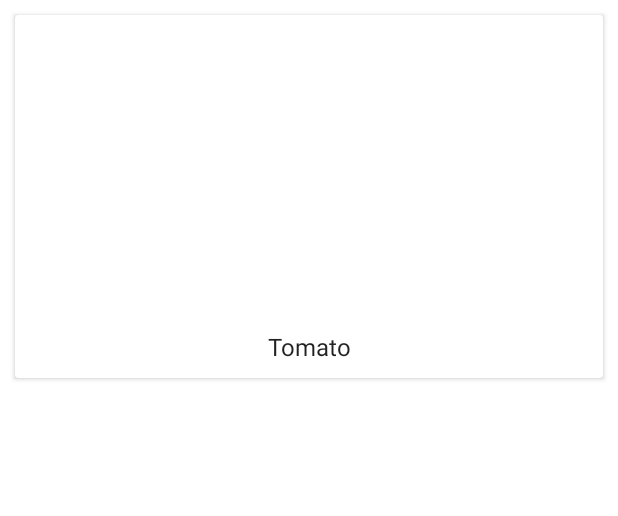
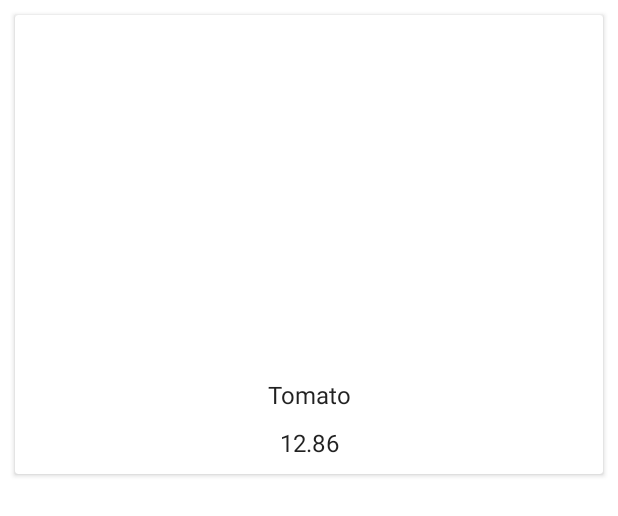
Before and after one commit to niharika2810/MovieTray, an Android app: the layout list_item_top_rated_movies.xml on its own in the app's theme, with its tools: preview values and no code run, on a phone screen of 412 x 824 dp. Shown: the top 516 px of the screen. Run offline under Robolectric (Android 15) with nearby library versions, the phone set to English and light mode, and no system bars.

```diff
--- a/app/build.gradle
+++ b/app/build.gradle
@@ -33,11 +33,6 @@ android {
         }
     }
 
-    // for hiding the API key credits to: https://stackoverflow.com/a/34021467/8899344
-    buildTypes.each {
-        it.buildConfigField 'String', 'API_KEY', api_key
-    }
-
     compileOptions {
         sourceCompatibility JavaVersion.VERSION_1_8
         targetCompatibility JavaVersion.VERSION_1_8
--- a/app/src/main/java/com/tmdb/movietray/movies/common/data/entity/MoviesResponse.kt
+++ b/app/src/main/java/com/tmdb/movietray/movies/common/data/entity/MoviesResponse.kt
@@ -13,8 +13,7 @@ data class MoviesResponse(
         val id: Long,
         val title: String,
         val description: String,
-        val voteAverage: Double,
+        val popularity: Double,
         val overview: String,
-        val releaseDate: String?
     )
 }
--- a/app/src/main/java/com/tmdb/movietray/movies/common/extension/MoviesMapperExtension.kt
+++ b/app/src/main/java/com/tmdb/movietray/movies/common/extension/MoviesMapperExtension.kt
@@ -16,8 +16,7 @@ fun MoviesResponse.mapDataToPopularMovies(): Movies =
                     it.id,
                     it.posterPath,
                     it.title,
-                    it.overview,
-                    it.voteAverage
+                    it.overview
                 )
             }
         )
@@ -35,7 +34,7 @@ fun MoviesResponse.mapDataToTopRatedMovies(): Movies =
                     it.posterPath,
                     it.title,
                     it.overview,
-                    it.voteAverage
+                    it.popularity.toString()
                 )
             }
         )
--- a/app/src/main/java/com/tmdb/movietray/movies/home/popular/data/local/entity/PopularMovie.kt
+++ b/app/src/main/java/com/tmdb/movietray/movies/home/popular/data/local/entity/PopularMovie.kt
@@ -14,5 +14,4 @@ data class PopularMovie(
     @PrimaryKey
     val title: String,
     val description: String,
-    val voteAverage: Double
 ) : IMovieType
--- a/app/src/main/java/com/tmdb/movietray/movies/home/toprated/data/local/db/entity/TopRatedMovie.kt
+++ b/app/src/main/java/com/tmdb/movietray/movies/home/toprated/data/local/db/entity/TopRatedMovie.kt
@@ -14,5 +14,5 @@ data class TopRatedMovie(
     @PrimaryKey
     val title: String,
     val description: String,
-    val voteAverage: Double
+    val popularity: String
 ) : IMovieType
--- a/app/src/main/res/layout/list_item_top_rated_movies.xml
+++ b/app/src/main/res/layout/list_item_top_rated_movies.xml
@@ -58,6 +58,22 @@
                 app:layout_constraintTop_toBottomOf="@id/item_image"
                 tools:text="Tomato" />
 
+            <TextView
+                android:id="@+id/movie_popularity"
+                android:layout_width="0dp"
+                android:layout_height="wrap_content"
+                android:layout_marginTop="10dp"
+                android:layout_marginBottom="10dp"
+                android:gravity="center"
+                app:setPopularity="@{movie.popularity}"
+                android:textAppearance="?attr/textAppearanceListItem"
+                android:transitionName="title"
+                app:layout_constraintBottom_toBottomOf="parent"
+                app:layout_constraintEnd_toEndOf="parent"
+                app:layout_constraintStart_toStartOf="parent"
+                app:layout_constraintTop_toBottomOf="@id/movie_title"
+                tools:text="12.86" />
+
         </androidx.constraintlayout.widget.ConstraintLayout>
 
     </androidx.cardview.widget.CardView>
--- a/core/build.gradle
+++ b/core/build.gradle
@@ -24,6 +24,10 @@ android {
 
         testInstrumentationRunner "androidx.test.runner.AndroidJUnitRunner"
         consumerProguardFiles "consumer-rules.pro"
+    }
+
+    buildTypes.each {
+        it.buildConfigField 'String', 'API_KEY', api_key
     }
 
     buildTypes {
--- a/core/src/main/java/com/movietray/base/di/NetworkModule.kt
+++ b/core/src/main/java/com/movietray/base/di/NetworkModule.kt
@@ -1,5 +1,6 @@
 package com.movietray.base.di
 
+import androidx.databinding.library.BuildConfig
 import com.google.gson.FieldNamingPolicy
 import com.google.gson.Gson
 import com.google.gson.GsonBuilder
@@ -24,7 +25,7 @@ object NetworkModule {
     private const val BASE_URL = "https://api.themoviedb.org/3/movie/"
 
     @Provides
-    fun provideApiKey() = BuildConfig.API_KEY
+    fun provideApiKey() = BuildConfig.API
 
     private val gson: Gson = GsonBuilder()
         .setFieldNamingPolicy(FieldNamingPolicy.LOWER_CASE_WITH_UNDERSCORES)
--- a/core/src/main/res/values/strings.xml
+++ b/core/src/main/res/values/strings.xml
@@ -1,4 +1,5 @@
 <?xml version="1.0" encoding="utf-8"?>
 <resources>
     <string name="showing_you_movies">Showing you the %s Movies</string>
+    <string name="popularity_string">Popularity : %s</string>
 </resources>
```
Also changed, not shown: core/src/main/java/com/movietray/base/utils/DataBindingAdapter.kt (+11 -0 lines), 1 other file.
